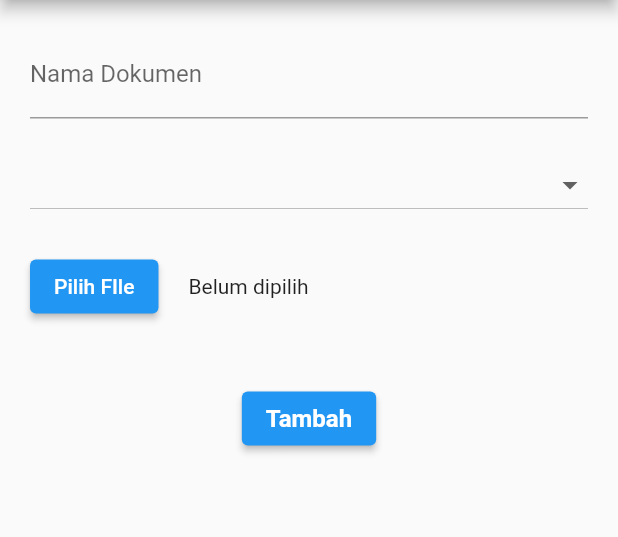
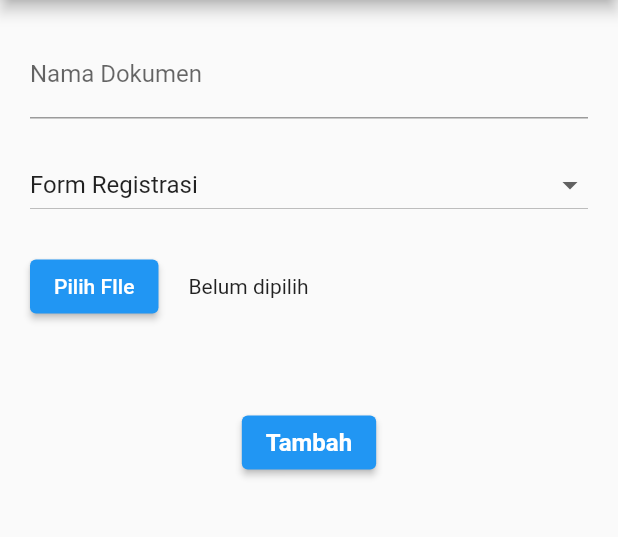
Before and after one commit to sirojjy/qims_mobile, a Flutter app: the DokumenDetail screen opened directly, after a tap on "Tambah", on a phone screen of 412 x 824 dp, the part 84-621 px from its top. Run offline on Flutter 3.47's test engine with Material 2 defaults, Android fonts, the phone set to English and light mode, and no system bars; our stand-ins replace bloc, equatable, file_picker, flutter_bloc, shared_preferences; missing offline and left inert: circular_bottom_navigation, enhance_stepper, maps_launcher, rounded_expansion_tile, syncfusion_flutter_pdfviewer; accounts and stored records are empty.

Commit message:
Dashboard bloc 8

```diff
--- a/lib/dokumen/ui/bloc/dokumen_bloc.dart
+++ b/lib/dokumen/ui/bloc/dokumen_bloc.dart
@@ -19,6 +19,10 @@ class DokumenBloc extends Bloc<DokumenEvent, DokumenState> {
   DokumenBloc() : super(DokumenState(data: [])) {
     on<OnDokumenView>(_validateToDokumen);
     on<OnDokumenTambah>(_validateAddDokumen);
+    on<OnDokumenResetStatus>((event, emit) {
+      print('NYAMPAI SINI');
+      emit(state.copyWith(isSucess: null, message: null));
+    });
   }
 
   ///BLOC View Data
@@ -79,47 +83,97 @@ class DokumenBloc extends Bloc<DokumenEvent, DokumenState> {
   FutureOr<void> _validateAddDokumen(OnDokumenTambah event, Emitter<DokumenState> emit) async{
     SharedPreferences prefs = await SharedPreferences.getInstance();
 
-      try {
-        if(event.nama_dok == '' && event.jenis_dok == '' && event.file == ''){
-          state.copyWith(
-            status: DokumenStateStatus.error,
-            message: 'Silahkan isi data terlebih dahulu',
-          );
-        } else {
-          var url = Uri.parse(ApiConstant.actDokCenter);
-          var request = await http.post(
-            url,
-            body: {
-              'nama_dok' : event.nama_dok,
-              'jenis_dok' : event.jenis_dok,
-              'file' : event.file,
-            }
-          );
+    if(event.nama_dok == null || event.nama_dok == '') {
+      print('KONDISI 1');
+      emit (state.copyWith(message: 'Mohon isi form dengan benar'));
+      ///reset status message
+    }else{
+      print('KONDISI 2');
+      ///handle file
+      var request = http.MultipartRequest(
+          'POST',
+          Uri.parse(ApiConstant.actDokCenter));
 
-          ///balikan
-          var response = jsonDecode(request.body);
-          print('INI HASILNYA : $response');
-          if(response['status'] == 'gagal' ){
+      request.fields['id_klien'] = '${prefs.getString('id_klien')}';
+      request.fields['nama_dok'] = '${event.nama_dok}';
+      request.fields['jenis_dok'] = '${event.jenis_dok}';
+
+      http.MultipartFile multipartFile = await http.MultipartFile.fromPath(
+          'file', '${event.file?.path}');
+
+      request.files.add(multipartFile);
+
+      http.StreamedResponse response = await request.send();
+      //     http.MultipartFile.fro(
+      //     'file',
+      //     event.file,
+      //     contentType: new MediaType('image', 'jpeg')
+      // ))
+
+      // var response = await request.send();
+      // var responsed = await http.Response.fromStream(response);
+      // final responseData = jsonDecode(response.);
+      if (response.statusCode==200) {
+        print('Sukses');
         emit(
             state.copyWith(
-                message: response['error_msg'],
-                status: DokumenStateStatus.error,
+              isSucess: true,
             )
         );
-          } else {
+      }
+      else {
+        print('Gagal');
         emit(
             state.copyWith(
-                status: DokumenStateStatus.success,
+              isSucess: false,
             )
         );
       }
     }
-      } catch(error, stacktrace){
-        emit(
-          state.copyWith(
-            status: DokumenStateStatus.error
-          )
-        );
+
+
+      //
+      // try {
+      //   if(event.nama_dok == '' && event.jenis_dok == '' && event.file == ''){
+      //     state.copyWith(
+      //       status: DokumenStateStatus.error,
+      //       message: 'Silahkan isi data terlebih dahulu',
+      //     );
+      //   } else {
+      //     var url = Uri.parse(ApiConstant.actDokCenter);
+      //     var request = await http.post(
+      //       url,
+      //       body: {
+      //         'nama_dok' : event.nama_dok,
+      //         'jenis_dok' : event.jenis_dok,
+      //         'file' : event.file,
+      //       }
+      //     );
+      //
+      //     ///respon
+      //     var response = jsonDecode(request.body);
+      //     print('INI HASILNYA : $response');
+      //     if(response['status'] == 'gagal' ){
+      //       emit(
+      //         state.copyWith(
+      //           message: response['error_msg'],
+      //           status: DokumenStateStatus.error,
+      //         )
+      //       );
+      //     } else {
+      //       emit(
+      //         state.copyWith(
+      //           status: DokumenStateStatus.success,
+      //         )
+      //       );
+      //     }
+      //   }
+      // } catch(error, stacktrace){
+      //   emit(
+      //     state.copyWith(
+      //       status: DokumenStateStatus.error
+      //     )
+      //   );
+      // }
   }
 }
-}
--- a/lib/dokumen/ui/bloc/dokumen_event.dart
+++ b/lib/dokumen/ui/bloc/dokumen_event.dart
@@ -22,5 +22,7 @@ class OnDokumenTambah extends DokumenEvent {
   final String? jenis_dok;
   final File? file;
 
-  OnDokumenTambah(this.nama_dok, this.jenis_dok, this.file);
+  OnDokumenTambah({this.nama_dok, this.jenis_dok, this.file});
 }
+
+class OnDokumenResetStatus extends DokumenEvent {}
--- a/lib/dokumen/ui/bloc/dokumen_state.dart
+++ b/lib/dokumen/ui/bloc/dokumen_state.dart
@@ -10,33 +10,37 @@ extension DokumenInitial on DokumenStateStatus {
 }
 
 class DokumenState extends Equatable {
-
   final DokumenStateStatus status;
   final String? message;
   final List<DokumenModel> data;
+  final bool? isSucess;
 
   DokumenState({
     this.status = DokumenStateStatus.initial,
     this.message,
-    required this.data
+    required this.data,
+    this.isSucess
   });
 
   @override
   List<Object?> get props => [
     status,
     message,
-    data
+    data,
+    isSucess
   ];
 
   DokumenState copyWith({
      DokumenStateStatus? status,
      String? message,
-    List<DokumenModel>? data
+    List<DokumenModel>? data,
+    bool? isSucess
   }){
       return DokumenState(
         status: status ?? this.status,
         message: message ?? this.message,
-        data: data ?? this.data
+        data: data ?? this.data,
+        isSucess: isSucess ?? this.isSucess
       );
   }
 
--- a/lib/dokumen/ui/screen/dokumen_detail.dart
+++ b/lib/dokumen/ui/screen/dokumen_detail.dart
@@ -1,7 +1,12 @@
+import 'dart:io';
+
+import 'package:file_picker/file_picker.dart';
 import 'package:flutter/material.dart';
 import 'package:flutter_bloc/flutter_bloc.dart';
 import 'package:qims_mobile/dokumen/ui/bloc/dokumen_bloc.dart';
 import 'package:qims_mobile/share/custom_appbar.dart';
+
+import '../../../share/custom_routes.dart';
 
 class DokumenDetail extends StatefulWidget {
   final bool isEdit;
@@ -11,7 +16,7 @@ class DokumenDetail extends StatefulWidget {
   @override
   State<DokumenDetail> createState() => _DokumenDetailState();
 }
-List<String> jenisDok = <String>['Manual', 'SOP', 'Dokumen Lainnya'];
+List<String> jenisDok = <String>['Form Registrasi','Manual', 'SOP', 'Dokumen Lainnya'];
 
 class _DokumenDetailState extends State<DokumenDetail> {
   var namaDokController = TextEditingController();
@@ -19,28 +24,48 @@ class _DokumenDetailState extends State<DokumenDetail> {
   var fileDokController = TextEditingController();
   String errorMessage = '';
   String dropDownValue = jenisDok.first;
+  int? dropDownApi;
+  String? pathFile;
+
+  @override
+  void initState() {
+    BlocProvider.of<DokumenBloc>(context);
+    super.initState();
+  }
+
 
   @override
   Widget build(BuildContext context) {
-    return BlocListener<DokumenBloc, DokumenState>(
+    return BlocConsumer<DokumenBloc, DokumenState>(
       listener: (context, state){
-        if(state.status.success){
+        ///Reset IsSussess
+        if(state.isSucess != null){
+          if(state.isSucess!){
+            print('HALOO 1 ${state.isSucess}');
+            // BlocProvider.of<DokumenBloc>(context).add(OnDokumenResetStatus());
+            // Navigator.pushNamed(context, CustomRoutes.dokumenClient);
+            Navigator.pop(context);
+          }else{
+            print('HALOO 2 ${state.isSucess}');
+          }
 
         }
       },
-      child: Scaffold(
+      builder: (context, state){
+        return Scaffold(
           appBar: const CustomAppBar(
             judul: 'Detail Dokumen',
           ),
           body: Container(
             padding: const EdgeInsets.only(left: 20, right: 20),
             child: widget.isEdit
-          /// Fprm edit
+            /// Form edit
                 ? Column(
               mainAxisAlignment: MainAxisAlignment.start,
               children: [
                 const SizedBox(height: 20,),
                 TextFormField(
+                  controller: namaDokController,
                   decoration: const InputDecoration(
                       labelText: 'Nama Dokumen'
                   ),
@@ -54,6 +79,15 @@ class _DokumenDetailState extends State<DokumenDetail> {
                     // This is called when the user selects an item.
                     setState(() {
                       dropDownValue = value!;
+                      if (value == 'Manual') {
+                        dropDownApi = 0;
+                      } else if (value == 'SOP') {
+                        dropDownApi = 1;
+                      } else if (value == 'Dokumen Lainnya') {
+                        dropDownApi = 2;
+                      } else {
+                        dropDownApi = 3;
+                      };
                     });
                   },
                   items: jenisDok.map<DropdownMenuItem<String>>((String value){
@@ -64,16 +98,31 @@ class _DokumenDetailState extends State<DokumenDetail> {
                   }).toList(),
                 ),
                 const SizedBox(height: 20,),
-              SizedBox(child: Row(
+                SizedBox(child:
+                Row(
                   children: [
-                  ElevatedButton(onPressed: () {}, child: const Text('Pilih FIle')),
+                    ElevatedButton(onPressed: () async{
+                      FilePickerResult? result = await FilePicker.platform.pickFiles();
+                      if (result == null) {
+                        print('No File Selected');
+                      } else {
+
+                        result.files.forEach((element) {
+                          setState(() {
+                            pathFile = element.path;
+                          });
+                        });
+                      }
+                    }, child: const Text('Pilih File')),
                     const SizedBox(width: 20,),
-                  const Text('Belum dipilih')
+                    Expanded(child: Text(pathFile ?? 'Belum dipilih'))
                   ],
                 )),
                 const SizedBox(height: 40,),
                 ElevatedButton(
-                  onPressed: () {},
+                    onPressed: () {
+
+                    },
                     child: const Text(
                       'Simpan',
                       style: TextStyle(fontSize: 16, fontWeight: FontWeight.bold),
@@ -81,24 +130,40 @@ class _DokumenDetailState extends State<DokumenDetail> {
                 )
               ],
             )
-          /// Form INput
+            /// Form Input
                 : Column(
               mainAxisAlignment: MainAxisAlignment.start,
               children: [
                 const SizedBox(height: 20,),
                 TextFormField(
+                  controller: namaDokController,
                   decoration: const InputDecoration(
                       labelText: 'Nama Dokumen'
                   ),
+                  onChanged: (value){
+                    if(value != ''){
+                      BlocProvider.of<DokumenBloc>(context).add(OnDokumenResetStatus());
+                    }
+                  },
                 ),
                 const SizedBox(height: 20,),
 
                 DropdownButton(
                   isExpanded: true,
+                  value: dropDownValue,
                   onChanged: (String? value) {
                     // This is called when the user selects an item.
                     setState(() {
                       dropDownValue = value!;
+                      if (value == 'Manual') {
+                        dropDownApi = 0;
+                      } else if (value == 'SOP') {
+                        dropDownApi = 1;
+                      } else if (value == 'Dokumen Lainnya') {
+                        dropDownApi = 2;
+                      } else {
+                        dropDownApi = 3;
+                      };
                     });
                   },
                   items: jenisDok.map<DropdownMenuItem<String>>((String value){
@@ -109,25 +174,51 @@ class _DokumenDetailState extends State<DokumenDetail> {
                   }).toList(),
                 ),
                 const SizedBox(height: 20,),
-              SizedBox(child: Row(
+                SizedBox(child:
+                Row(
                   children: [
-                  ElevatedButton(onPressed: () {}, child: const Text('Pilih FIle')),
+                    ElevatedButton(onPressed: () async{
+                      FilePickerResult? result = await FilePicker.platform.pickFiles();
+                      if (result == null) {
+                        print('No File Selected');
+                      } else {
+
+                        result.files.forEach((element) {
+                          setState(() {
+                            pathFile = element.path;
+                          });
+                        });
+                      }
+                    }, child: const Text('Pilih FIle')),
                     const SizedBox(width: 20,),
-                  const Text('Belum dipilih')
+                    Expanded(child: Text(pathFile ?? 'Belum dipilih'))
                   ],
                 )),
+
+
+                SizedBox(child: Text('${namaDokController.text != null || namaDokController.text != '' ? '' : state.message}'),),
+                // state.message != null ?  SizedBox(child: Text('${namaDokController.text != null || namaDokController.text != '' ? '' : state.message}'),):SizedBox(),
+
                 const SizedBox(height: 40,),
                 ElevatedButton(
-                  onPressed: () {},
+                    onPressed: () {
+                      BlocProvider.of<DokumenBloc>(context).add(OnDokumenTambah(
+                        nama_dok: namaDokController.text,
+                        jenis_dok: '$dropDownApi',
+                        file: File('$pathFile'),
+                      ));
+                    },
                     child: const Text(
                       'Tambah',
                       style: TextStyle(fontSize: 16, fontWeight: FontWeight.bold),
                     )
-              )
+                ),
+                state.isSucess != null ? !state.isSucess! ? SizedBox(child: Text('Dokumen Gagal Disimpan'),) : SizedBox() : SizedBox()
             ],
             ),
           ),
-      ),
+        );
+      },
     );
   }
 }
```
Also changed, not shown: lib/dashboard_client/ui/screen/dashboard_client.dart (+13 -16 lines). Lines whose indentation alone changed are shown as unchanged.
